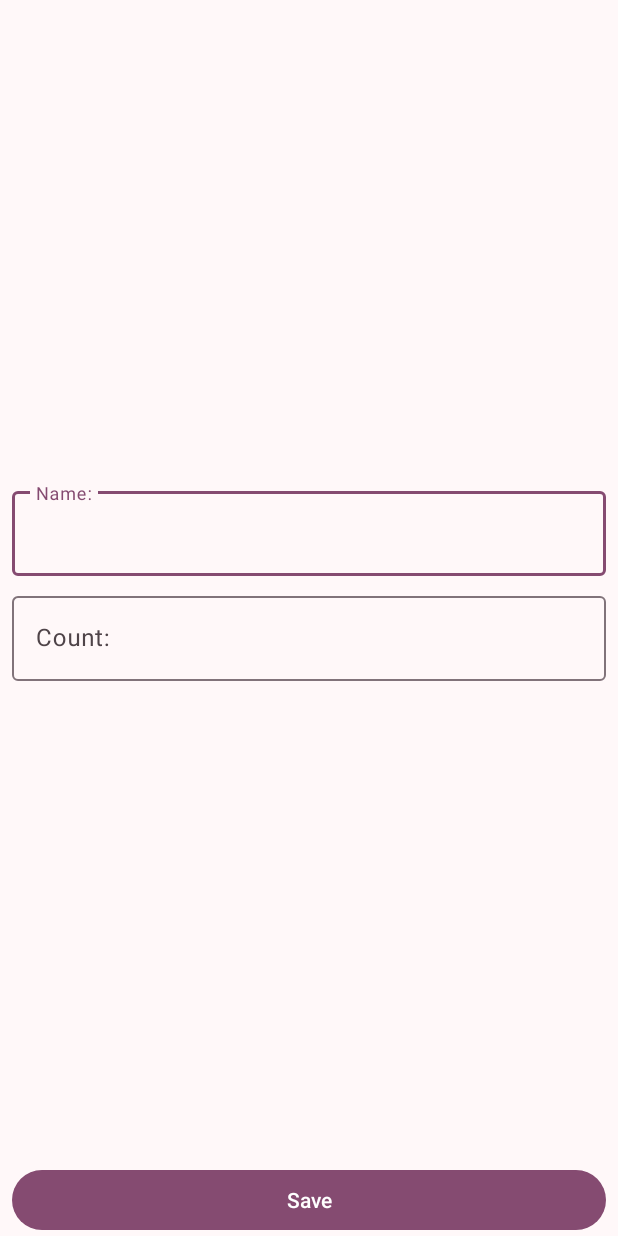
After one commit to AbadzhevaK8/android-app-shopping-list, an Android app: the ShopItemActivity screen opened directly, with no data from a screen before it, on a phone screen of 412 x 824 dp. The commit adds this screen. Run offline under Robolectric (Android 15) with nearby library versions, the light colour scheme and no system bars.

Commit message:
feat: Add ShopItemActivity
Added ShopItemActivity with layout, strings and styles.
Also, updated AndroidManifest.xml to include the new activity.

```diff
--- a/app/src/main/AndroidManifest.xml
+++ b/app/src/main/AndroidManifest.xml
@@ -13,6 +13,10 @@
         android:theme="@style/Theme.ShoppingList"
         tools:targetApi="31">
         <activity
+            android:name=".presentation.ShopItemActivity"
+            android:windowSoftInputMode="adjustResize"
+            android:exported="false" />
+        <activity
             android:name=".presentation.MainActivity"
             android:exported="true">
             <intent-filter>
--- /dev/null
+++ b/app/src/main/java/com/abadzheva/shoppinglist/presentation/ShopItemActivity.kt
@@ -0,0 +1,22 @@
+package com.abadzheva.shoppinglist.presentation
+
+import android.os.Bundle
+import androidx.activity.enableEdgeToEdge
+import androidx.appcompat.app.AppCompatActivity
+import androidx.core.view.ViewCompat
+import androidx.core.view.WindowInsetsCompat
+import com.abadzheva.shoppinglist.R
+
+class ShopItemActivity : AppCompatActivity() {
+    override fun onCreate(savedInstanceState: Bundle?) {
+        super.onCreate(savedInstanceState)
+        enableEdgeToEdge()
+        setContentView(R.layout.activity_shop_item)
+        ViewCompat.setOnApplyWindowInsetsListener(findViewById(R.id.main)) { v, insets ->
+            val systemBars = insets.getInsets(WindowInsetsCompat.Type.systemBars())
+            v.setPadding(systemBars.left, systemBars.top, systemBars.right, systemBars.bottom)
+            insets
+        }
+        // ---------------------------
+    }
+}
--- /dev/null
+++ b/app/src/main/res/layout/activity_shop_item.xml
@@ -0,0 +1,61 @@
+<?xml version="1.0" encoding="utf-8"?>
+<androidx.constraintlayout.widget.ConstraintLayout xmlns:android="http://schemas.android.com/apk/res/android"
+    xmlns:app="http://schemas.android.com/apk/res-auto"
+    xmlns:tools="http://schemas.android.com/tools"
+    android:id="@+id/main"
+    android:layout_width="match_parent"
+    android:layout_height="match_parent"
+    tools:context=".presentation.ShopItemActivity">
+
+    <com.google.android.material.textfield.TextInputLayout
+        android:id="@+id/til_name"
+        android:layout_width="0dp"
+        android:layout_height="wrap_content"
+        android:layout_marginStart="8dp"
+        android:layout_marginEnd="8dp"
+        android:layout_marginBottom="4dp"
+        app:layout_constraintBottom_toTopOf="@id/til_count"
+        app:layout_constraintEnd_toEndOf="parent"
+        app:layout_constraintStart_toStartOf="parent"
+        app:layout_constraintTop_toTopOf="parent"
+        app:layout_constraintVertical_chainStyle="packed">
+
+        <com.google.android.material.textfield.TextInputEditText
+            android:id="@+id/et_name"
+            android:layout_width="match_parent"
+            android:layout_height="wrap_content"
+            android:hint="@string/name_hint"
+            android:inputType="textCapWords" />
+    </com.google.android.material.textfield.TextInputLayout>
+
+    <com.google.android.material.textfield.TextInputLayout
+        android:id="@+id/til_count"
+        android:layout_width="0dp"
+        android:layout_height="wrap_content"
+        android:layout_marginStart="8dp"
+        android:layout_marginTop="4dp"
+        android:layout_marginEnd="8dp"
+        app:layout_constraintBottom_toTopOf="@+id/save_button"
+        app:layout_constraintEnd_toEndOf="parent"
+        app:layout_constraintStart_toStartOf="parent"
+        app:layout_constraintTop_toBottomOf="@+id/til_name">
+
+        <com.google.android.material.textfield.TextInputEditText
+            android:id="@+id/et_count"
+            android:layout_width="match_parent"
+            android:layout_height="wrap_content"
+            android:hint="@string/count_hint"
+            android:inputType="number" />
+    </com.google.android.material.textfield.TextInputLayout>
+
+    <Button
+        android:id="@+id/save_button"
+        android:layout_width="0dp"
+        android:layout_height="wrap_content"
+        android:text="@string/save_btn"
+        android:layout_marginStart="8dp"
+        android:layout_marginEnd="8dp"
+        app:layout_constraintBottom_toBottomOf="parent"
+        app:layout_constraintEnd_toEndOf="parent"
+        app:layout_constraintStart_toStartOf="parent" />
+</androidx.constraintlayout.widget.ConstraintLayout>
--- a/app/src/main/res/values/strings.xml
+++ b/app/src/main/res/values/strings.xml
@@ -1,4 +1,9 @@
 <resources>
     <string name="app_name">ShoppingList</string>
     <string name="add_shop_item_content_description">Add new shop item</string>
+    <string name="name_hint">Name:</string>
+    <string name="count_hint">Count:</string>
+    <string name="save_btn">Save</string>
+    <string name="error_input_name">Invalid name</string>
+    <string name="error_input_count">Invalid count</string>
 </resources>
```
